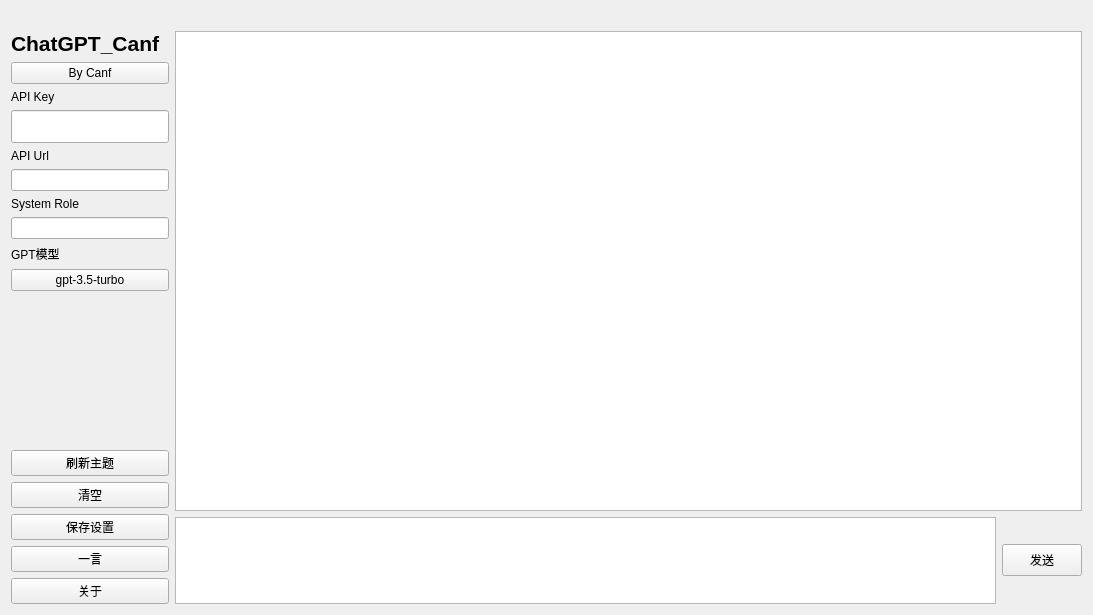
xin1201946/PythonChatAI, file form.ui: the form before one commit.
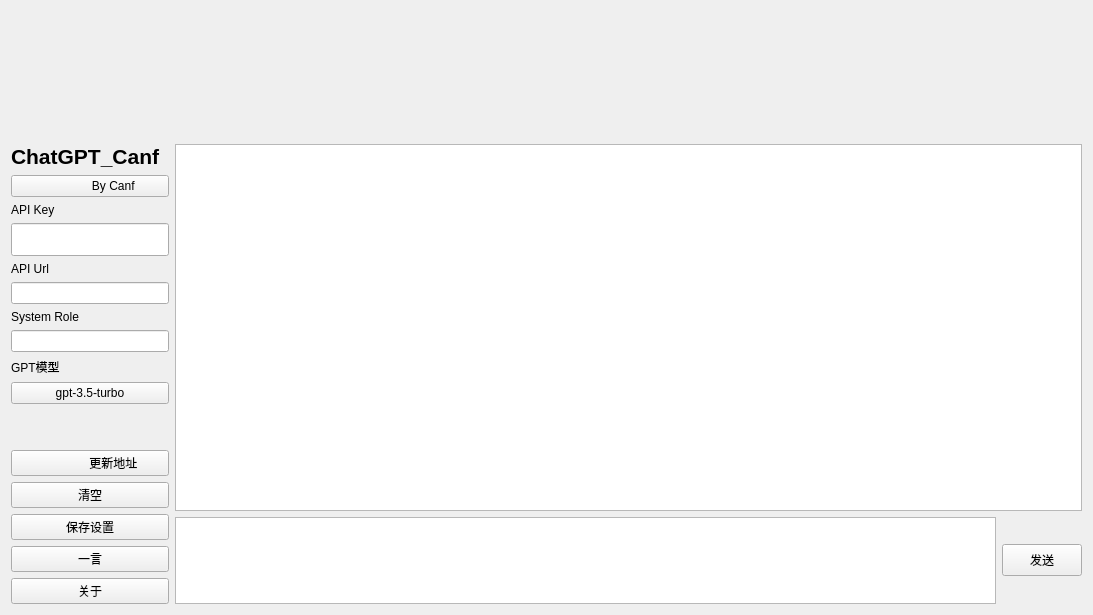
The form after the commit. Icons and pictures are not drawn. Custom widgets are drawn as their Qt base class.

Commit message: 修复不稳定因素

The edit to the form file:
```diff
--- a/form.ui
+++ b/form.ui
@@ -37,7 +37,7 @@
      <item>
       <widget class="HyperlinkLabel" name="HyperlinkLabel">
        <property name="text">
-        <string>By Canf</string>
+        <string>              By Canf</string>
        </property>
       </widget>
      </item>
@@ -154,8 +154,11 @@
      </item>
      <item>
       <widget class="HyperlinkLabel" name="HyperlinkLabel_2">
+       <property name="layoutDirection">
+        <enum>Qt::LeftToRight</enum>
+       </property>
        <property name="text">
-        <string>刷新主题</string>
+        <string>              更新地址</string>
        </property>
       </widget>
      </item>
@@ -224,11 +227,17 @@
     </layout>
    </item>
    <item row="0" column="1">
-    <widget class="BodyLabel" name="BodyLabel">
-     <property name="text">
-      <string/>
+    <spacer name="verticalSpacer_2">
+     <property name="orientation">
+      <enum>Qt::Vertical</enum>
      </property>
-    </widget>
+     <property name="sizeHint" stdset="0">
+      <size>
+       <width>20</width>
+       <height>40</height>
+      </size>
+     </property>
+    </spacer>
    </item>
   </layout>
  </widget>
@@ -254,11 +263,6 @@
    <extends>QLabel</extends>
    <header>qfluentwidgets</header>
   </customwidget>
-  <customwidget>
-   <class>BodyLabel</class>
-   <extends>QLabel</extends>
-   <header>qfluentwidgets</header>
-  </customwidget>
   <customwidget>
    <class>TitleLabel</class>
    <extends>QLabel</extends>
```
Left out of the diff: 22 changed lines with no effect on the pictures. The commit also changes 2 other files.
